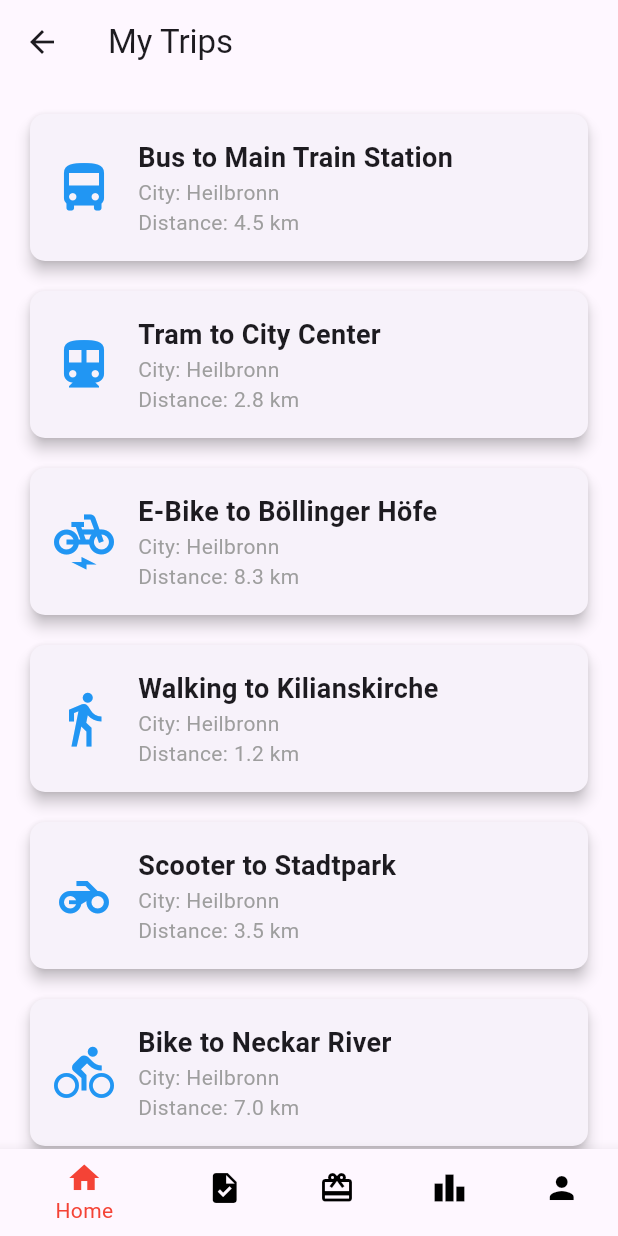
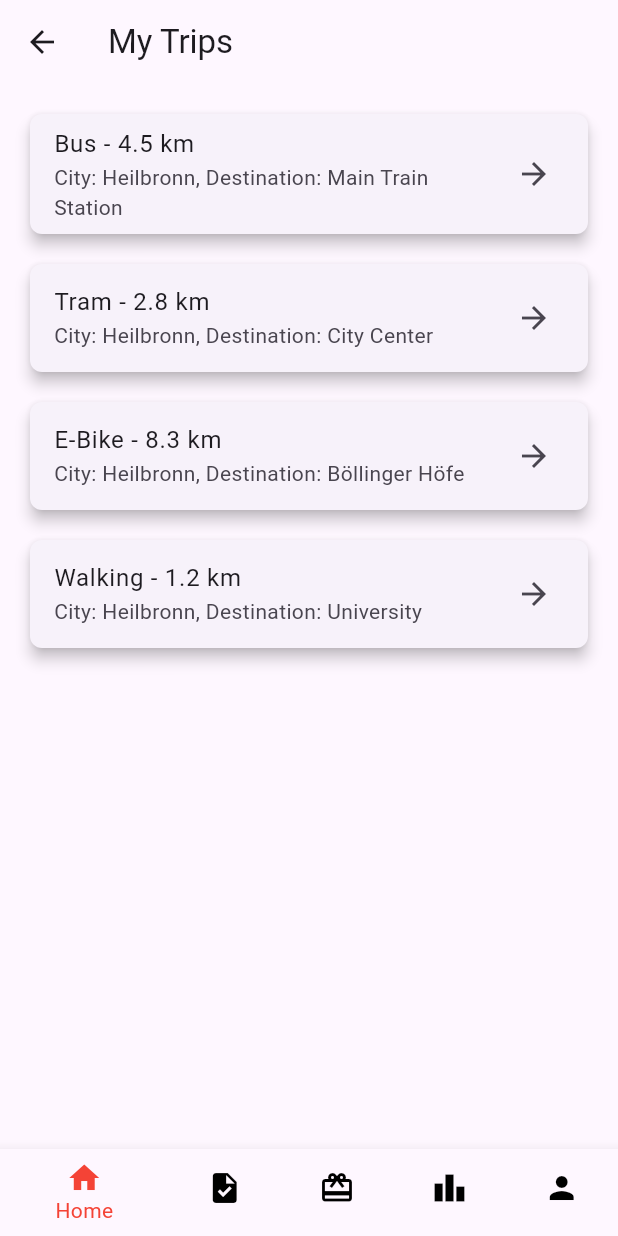
Before and after one commit to silndoj/FutureCity2024, a Flutter app: the screen it shows after launch, after a tap on "My Trips", on a phone screen of 412 x 824 dp. Run offline on Flutter 3.47's test engine with Material 3 defaults, Android fonts, the phone set to English and light mode, and no system bars; our stand-ins replace flutter_svg.

Commit message:
New home and link to presentation

```diff
--- a/flutter_application_1/lib/pages/home.dart
+++ b/flutter_application_1/lib/pages/home.dart
@@ -1,8 +1,6 @@
+import 'package:flutter/material.dart';
 
 import 'package:flutter/material.dart';
-import 'package:flutter_application_1/pages/add_friend.dart';
-import 'package:flutter_application_1/pages/leaderboard.dart';
-import 'persistent_bottom_bar_scaffold.dart';
 
 class Home extends StatelessWidget {
   const Home({Key? key}) : super(key: key);
@@ -10,8 +8,15 @@ class Home extends StatelessWidget {
   @override
   Widget build(BuildContext context) {
     return Scaffold(
-    backgroundColor: Colors.grey[200],
       body: SafeArea(
+        child: Container(
+          decoration: BoxDecoration(
+            gradient: LinearGradient(
+              colors: [Colors.white, Colors.grey],
+              begin: Alignment.topLeft,
+              end: Alignment.bottomRight,
+            ),
+          ),
           child: Column(
             children: [
               // Upper half: Profile, level, and currency
@@ -27,26 +32,26 @@ Widget build(BuildContext context) {
                           radius: 60, // Reduced size of avatar
                           backgroundImage: AssetImage('assets/icons/silv_pfpi.jpeg'),
                         ),
-                    SizedBox(height: 12), // Increased space for balance
+                        SizedBox(height: 8), // Reduced space
                         Text(
                           'silvestri_42heilbronn',
-                      style: TextStyle(fontSize: 22, fontWeight: FontWeight.bold),
+                          style: TextStyle(fontSize: 22, fontWeight: FontWeight.bold), // Reduced font size
                         ),
-                    SizedBox(height: 6),
+                        SizedBox(height: 6), // Reduced space
                         Text(
                           'Level 5',
-                      style: TextStyle(fontSize: 16, color: Colors.grey),
+                          style: TextStyle(fontSize: 16, color: Colors.black), // Reduced font size
                         ),
-                    SizedBox(height: 16), // Increased space
+                        SizedBox(height: 12), // Reduced space
                         LinearProgressIndicator(
                           value: 0.6,
                           backgroundColor: Colors.grey[300],
-                      valueColor: AlwaysStoppedAnimation<Color>(Colors.blue),
+                          valueColor: AlwaysStoppedAnimation<Color>(Colors.red),
                         ),
-                    SizedBox(height: 8), // Increased space
+                        SizedBox(height: 6), // Reduced space
                         Text(
                           '60% to next level',
-                      style: TextStyle(fontSize: 14, color: Colors.grey),
+                          style: TextStyle(fontSize: 14, color: Colors.black), // Reduced font size
                         ),
                       ],
                     ),
@@ -61,20 +66,25 @@ Widget build(BuildContext context) {
                     children: [
                       Text(
                         'Recent Activity',
-                    style: TextStyle(fontSize: 18, fontWeight: FontWeight.bold),
+                        style: TextStyle(fontSize: 18, fontWeight: FontWeight.bold), // Reduced font size
                       ),
                       ListTile(
                         leading: Icon(Icons.emoji_events, size: 20), // Reduced icon size
-                    title: Text('Completed a level 5 challenge', style: TextStyle(fontSize: 14)),
+                        title: Text('Completed a level 5 challenge', style: TextStyle(fontSize: 14)), // Reduced font size
                       ),
                       ListTile(
                         leading: Icon(Icons.star, size: 20), // Reduced icon size
-                    title: Text('Received 10 mobility points', style: TextStyle(fontSize: 14)),
+                        title: Text('Received 10 mobility points', style: TextStyle(fontSize: 14)), // Reduced font size
                       ),
-                  SizedBox(height: 16), // Increased space
-                  Column(
+                      SizedBox(height: 12), // Reduced space
+                      // 4 boxes (2 rows of 2 boxes)
+                      Row(
+                        mainAxisAlignment: MainAxisAlignment.spaceBetween,
                         children: [
-                      ElevatedButton(
+                          _buildBox(
+                            context,
+                            title: 'Achievements',
+                            icon: Icons.emoji_events,
                             onPressed: () {
                               Navigator.push(
                                 context,
@@ -83,33 +93,33 @@ Widget build(BuildContext context) {
                                 ),
                               );
                             },
-                        child: Text('Achievements', style: TextStyle(fontSize: 14)),
-                        style: ElevatedButton.styleFrom(
-                          minimumSize: Size(double.infinity, 45), // Adjusted button height
                           ),
+                          _buildBox(
+                            context,
+                            title: 'Carbon Footprint',
+                            icon: Icons.eco,
+                            onPressed: () {
+                              _showCarbonFootprintDialog(context);
+                            },
                           ),
-                      SizedBox(height: 12), // Increased space between buttons
-                      ElevatedButton(
-                        onPressed: () {
-                          _showCarbonFootprintDialog(context); // Show Carbon Footprint Dialog
-                        },
-                        child: Text('Carbon Footprint', style: TextStyle(fontSize: 14)),
-                        style: ElevatedButton.styleFrom(
-                          minimumSize: Size(double.infinity, 45), // Adjusted button height
-                        ),
+                        ],
                       ),
                       SizedBox(height: 12),
-                      ElevatedButton(
+                      Row(
+                        mainAxisAlignment: MainAxisAlignment.spaceBetween,
+                        children: [
+                          _buildBox(
+                            context,
+                            title: 'Stats',
+                            icon: Icons.bar_chart,
                             onPressed: () {
-                          _showStatsDialog(context); // Show Stats Dialog
+                              _showStatsDialog(context);
                             },
-                        child: Text('Stats', style: TextStyle(fontSize: 14)),
-                        style: ElevatedButton.styleFrom(
-                          minimumSize: Size(double.infinity, 45), // Adjusted button height
                           ),
-                      ),
-                      SizedBox(height: 12),
-                      ElevatedButton(
+                          _buildBox(
+                            context,
+                            title: 'My Trips',
+                            icon: Icons.directions_bike,
                             onPressed: () {
                               Navigator.push(
                                 context,
@@ -118,10 +128,6 @@ Widget build(BuildContext context) {
                                 ),
                               );
                             },
-                        child: Text('My Trips', style: TextStyle(fontSize: 14)),
-                        style: ElevatedButton.styleFrom(
-                          minimumSize: Size(double.infinity, 45), // Adjusted button height
-                        ),
                           ),
                         ],
                       ),
@@ -132,8 +138,41 @@ Widget build(BuildContext context) {
             ],
           ),
         ),
+      ),
     );
-}  // Function to show the Carbon Footprint dialog
+  }
+
+  // Helper method to build each box
+  Widget _buildBox(BuildContext context, {required String title, required IconData icon, required VoidCallback onPressed}) {
+    return GestureDetector(
+      onTap: onPressed,
+      child: Container(
+        width: (MediaQuery.of(context).size.width - 36) / 2, // Divide the screen into two equal boxes
+        padding: EdgeInsets.all(16),
+        decoration: BoxDecoration(
+          color: Colors.white,
+          borderRadius: BorderRadius.circular(12),
+          boxShadow: [
+            BoxShadow(
+              color: Colors.black.withOpacity(0.1),
+              blurRadius: 8,
+              offset: Offset(0, 2),
+            ),
+          ],
+        ),
+        child: Column(
+          mainAxisAlignment: MainAxisAlignment.center,
+          children: [
+            Icon(icon, size: 40, color: Colors.red),
+            SizedBox(height: 8),
+            Text(title, style: TextStyle(fontSize: 16, fontWeight: FontWeight.bold)),
+          ],
+        ),
+      ),
+    );
+  }
+
+  // Function to show the Carbon Footprint dialog
   void _showCarbonFootprintDialog(BuildContext context) {
     showDialog(
       context: context,
@@ -270,28 +309,13 @@ class MyTripsPage extends StatelessWidget {
             transport: 'Walking',
             distance: 1.2,
             city: 'Heilbronn',
-            destination: 'Kilianskirche',
-          ),
-          SizedBox(height: 12),
-          _buildTrip(
-            transport: 'Scooter',
-            distance: 3.5,
-            city: 'Heilbronn',
-            destination: 'Stadtpark',
-          ),
-          SizedBox(height: 12),
-          _buildTrip(
-            transport: 'Bike',
-            distance: 7.0,
-            city: 'Heilbronn',
-            destination: 'Neckar River',
+            destination: 'University',
           ),
         ],
       ),
     );
   }
 
-  // Helper widget to build each trip
   Widget _buildTrip({
     required String transport,
     required double distance,
@@ -301,63 +325,14 @@ class MyTripsPage extends StatelessWidget {
     return Card(
       elevation: 4,
       shape: RoundedRectangleBorder(
-        borderRadius: BorderRadius.circular(10),
+        borderRadius: BorderRadius.circular(8),
       ),
-      child: Padding(
-        padding: const EdgeInsets.all(16.0),
-        child: Row(
-          crossAxisAlignment: CrossAxisAlignment.center,
-          children: [
-            Icon(
-              _getTransportIcon(transport),
-              size: 40,
-              color: Colors.blue,
-            ),
-            SizedBox(width: 16),
-            Column(
-              crossAxisAlignment: CrossAxisAlignment.start,
-              children: [
-                Text(
-                  '$transport to $destination',
-                  style: TextStyle(
-                    fontSize: 18,
-                    fontWeight: FontWeight.bold,
-                  ),
-                ),
-                Text(
-                  'City: $city',
-                  style: TextStyle(fontSize: 14, color: Colors.grey),
-                ),
-                Text(
-                  'Distance: $distance km',
-                  style: TextStyle(fontSize: 14, color: Colors.grey),
-                ),
-              ],
-            ),
-          ],
-        ),
+      child: ListTile(
+        title: Text('$transport - $distance km'),
+        subtitle: Text('City: $city, Destination: $destination'),
+        trailing: Icon(Icons.arrow_forward),
       ),
     );
-  }
-
-  // Helper function to return the right transport icon
-  IconData _getTransportIcon(String transport) {
-    switch (transport) {
-      case 'Bus':
-        return Icons.directions_bus;
-      case 'Tram':
-        return Icons.directions_subway;
-      case 'E-Bike':
-        return Icons.electric_bike;
-      case 'Walking':
-        return Icons.directions_walk;
-      case 'Scooter':
-        return Icons.motorcycle;
-      case 'Bike':
-        return Icons.directions_bike;
-      default:
-        return Icons.directions_walk;
-    }
   }
 }
 
@@ -473,102 +448,6 @@ class AchievementsPage extends StatelessWidget {
 }
 
 
-// Function to show the Achievement dialog
-void _showAchievementDialog(BuildContext context) {
-  showDialog(
-    context: context,
-    builder: (BuildContext context) {
-      return AlertDialog(
-        title: Text('Your Achievements'),
-        content: Column(
-          mainAxisSize: MainAxisSize.min,
-          crossAxisAlignment: CrossAxisAlignment.start,
-          children: [
-            // Example of unlocked achievement
-            _buildAchievement(
-              icon: Icons.star,
-              title: 'Eco Warrior',
-              description: 'You have reduced your carbon footprint by 100 kg CO₂.',
-              isUnlocked: true,
-            ),
-            SizedBox(height: 16),
-            // Example of locked achievement
-            _buildAchievement(
-              icon: Icons.lock,
-              title: 'Green Champion',
-              description: 'Complete 10 eco-friendly trips to unlock this achievement.',
-              isUnlocked: false,
-            ),
-            SizedBox(height: 16),
-            // Example of another unlocked achievement
-            _buildAchievement(
-              icon: Icons.directions_bike,
-              title: 'Bicycle Master',
-              description: 'Ride 500 km using eco-friendly transport.',
-              isUnlocked: true,
-            ),
-            SizedBox(height: 16),
-            // Example of locked achievement
-            _buildAchievement(
-              icon: Icons.lock,
-              title: 'Walking Hero',
-              description: 'Walk a total of 200 km to unlock this achievement.',
-              isUnlocked: false,
-            ),
-          ],
-        ),
-        actions: [
-          TextButton(
-            onPressed: () {
-              Navigator.pop(context); // Close the dialog
-            },
-            child: Text('Close'),
-          ),
-        ],
-      );
-    },
-  );
-}
-
-// Custom function to build an individual achievement
-Widget _buildAchievement({
-  required IconData icon,
-  required String title,
-  required String description,
-  required bool isUnlocked,
-}) {
-  return Row(
-    children: [
-      Icon(
-        icon,
-        color: isUnlocked ? Colors.green : Colors.grey,
-        size: 40,
-      ),
-      SizedBox(width: 16),
-      Column(
-        crossAxisAlignment: CrossAxisAlignment.start,
-        children: [
-          Text(
-            title,
-            style: TextStyle(
-              fontSize: 16,
-              fontWeight: FontWeight.bold,
-              color: isUnlocked ? Colors.black : Colors.grey,
-            ),
-          ),
-          Text(
-            description,
-            style: TextStyle(
-              fontSize: 14,
-              color: isUnlocked ? Colors.black : Colors.grey,
-            ),
-          ),
-        ],
-      ),
-    ],
-  );
-}
-
   // Function to show the Carbon Footprint dialog
   void _showCarbonFootprintDialog(BuildContext context) {
     showDialog(
--- /dev/null
+++ b/presentation linkk.txt
@@ -0,0 +1 @@
+https://www.figma.com/deck/tR4RDcLDRg1MNzWwcLa7Fc/Untitled?node-id=1-70&t=nsppfg2cM4jHzUMJ-1
```
Lines whose indentation alone changed are shown as unchanged.
